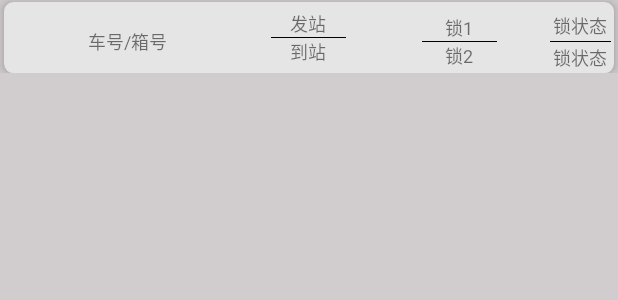
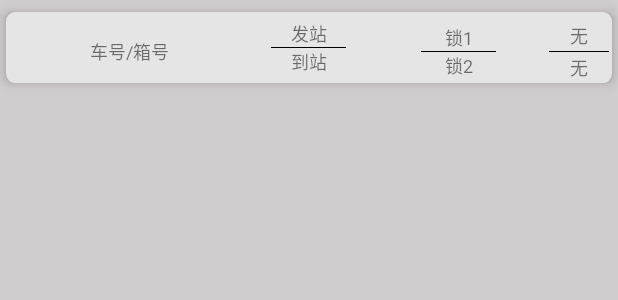
Before and after one commit to FairyTale-JT/-Anti-theft-lock, an Android app: the layout js_list_item.xml on its own in the app's theme, with its tools: preview values and no code run, on a phone screen of 412 x 824 dp. Shown: the top 300 px of the screen. Run offline under Robolectric (Android 15) with nearby library versions, the phone set to English and light mode, and no system bars.

Commit message:
防盗锁App

```diff
--- a/JgPushTest/app/src/main/res/layout/js_list_item.xml
+++ b/JgPushTest/app/src/main/res/layout/js_list_item.xml
@@ -8,9 +8,10 @@
     <android.support.v7.widget.CardView
         android:layout_width="match_parent"
         android:layout_height="match_parent"
-        android:layout_marginLeft="4px"
-        android:layout_marginRight="4px"
-        android:layout_marginTop="2px"
+        android:layout_marginLeft="4dp"
+        android:layout_marginRight="4dp"
+        android:layout_marginTop="8dp"
+        android:layout_marginBottom="8dp"
         app:cardBackgroundColor="@color/bg_gray"
         app:cardCornerRadius="6dp"
         app:cardElevation="5dp">
@@ -103,7 +104,7 @@
                     android:layout_height="0dp"
                     android:layout_weight="1"
                     android:gravity="center"
-                    android:text="锁状态"
+                    android:text="无"
                     android:textSize="12sp" />
                 <View
                     android:layout_width="50dp"
@@ -116,7 +117,7 @@
                     android:layout_height="0dp"
                     android:layout_weight="1"
                     android:gravity="center"
-                    android:text="锁状态"
+                    android:text="无"
                     android:textSize="12sp" />
             </LinearLayout>
 
```
